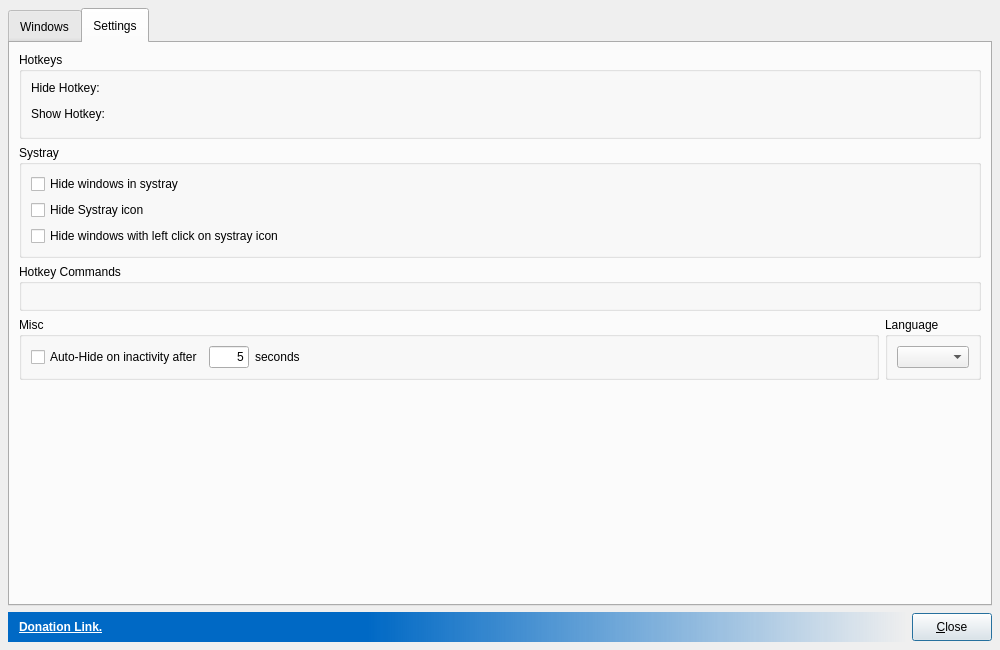
solaristhesun/bosskey, file src/ui/bosskeydialog.ui: the form before one commit.
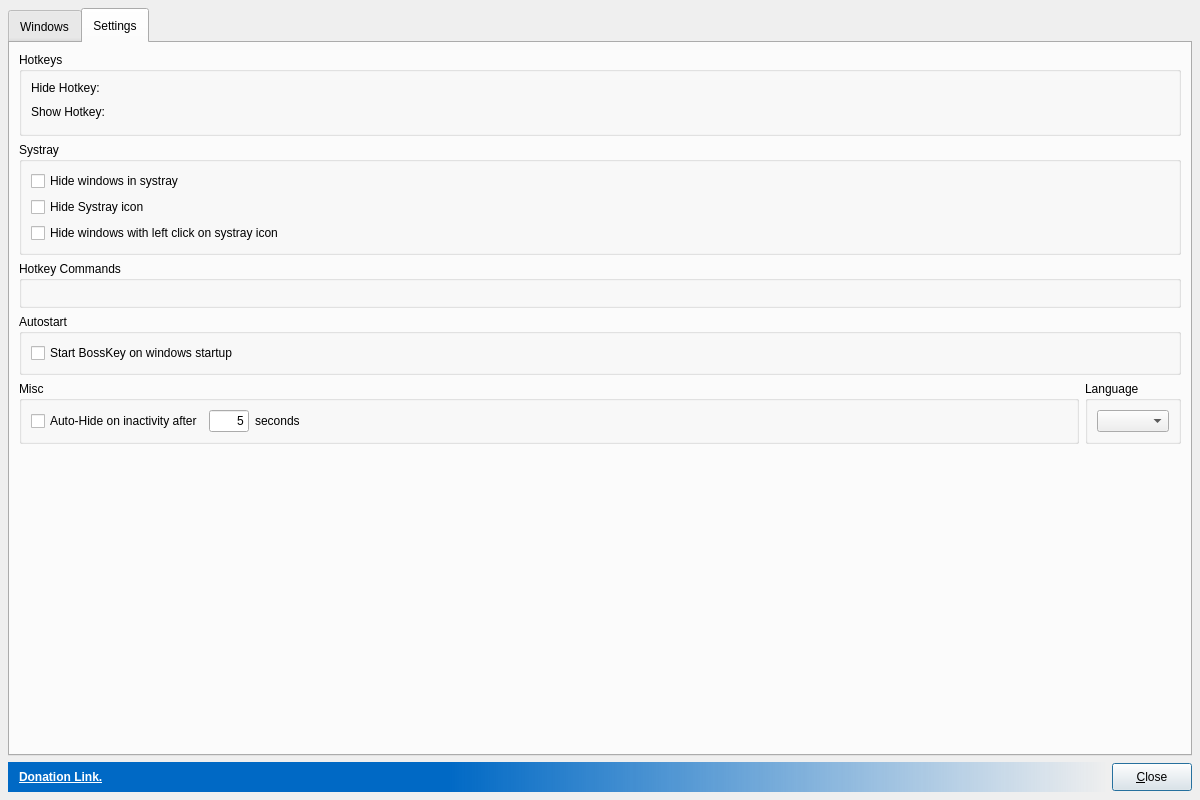
The form after the commit. Icons and pictures are not drawn. Custom widgets are drawn as their Qt base class.

Commit message: implemented autostart

What changed in the file:
```diff
--- a/src/ui/bosskeydialog.ui
+++ b/src/ui/bosskeydialog.ui
@@ -6,8 +6,8 @@
    <rect>
     <x>0</x>
     <y>0</y>
-    <width>1000</width>
-    <height>650</height>
+    <width>1200</width>
+    <height>800</height>
    </rect>
   </property>
   <property name="windowTitle">
@@ -496,6 +496,9 @@
           <string>Hotkeys</string>
          </property>
          <layout class="QVBoxLayout" name="verticalLayout_5">
+          <property name="spacing">
+           <number>5</number>
+          </property>
           <item>
            <widget class="QLabel" name="label_3">
             <property name="text">
@@ -572,6 +575,22 @@
          </layout>
         </widget>
        </item>
+       <item>
+        <widget class="QGroupBox" name="autostartGroupBox">
+         <property name="title">
+          <string>Autostart</string>
+         </property>
+         <layout class="QVBoxLayout" name="verticalLayout_9">
+          <item>
+           <widget class="QCheckBox" name="autostartCheckBox">
+            <property name="text">
+             <string>Start BossKey on windows startup</string>
+            </property>
+           </widget>
+          </item>
+         </layout>
+        </widget>
+       </item>
        <item>
         <layout class="QHBoxLayout" name="horizontalLayout_8" stretch="0,0">
          <item>
@@ -641,6 +660,15 @@
            <property name="title">
             <string>Language</string>
            </property>
+           <property name="alignment">
+            <set>Qt::AlignLeading|Qt::AlignLeft|Qt::AlignTop</set>
+           </property>
+           <property name="flat">
+            <bool>false</bool>
+           </property>
+           <property name="checkable">
+            <bool>false</bool>
+           </property>
            <layout class="QVBoxLayout" name="verticalLayout_12">
             <item>
              <widget class="QComboBox" name="languageComboBox">
```
Left out of the diff: 2 changed lines with no effect on the pictures. The commit also changes 11 other files.
